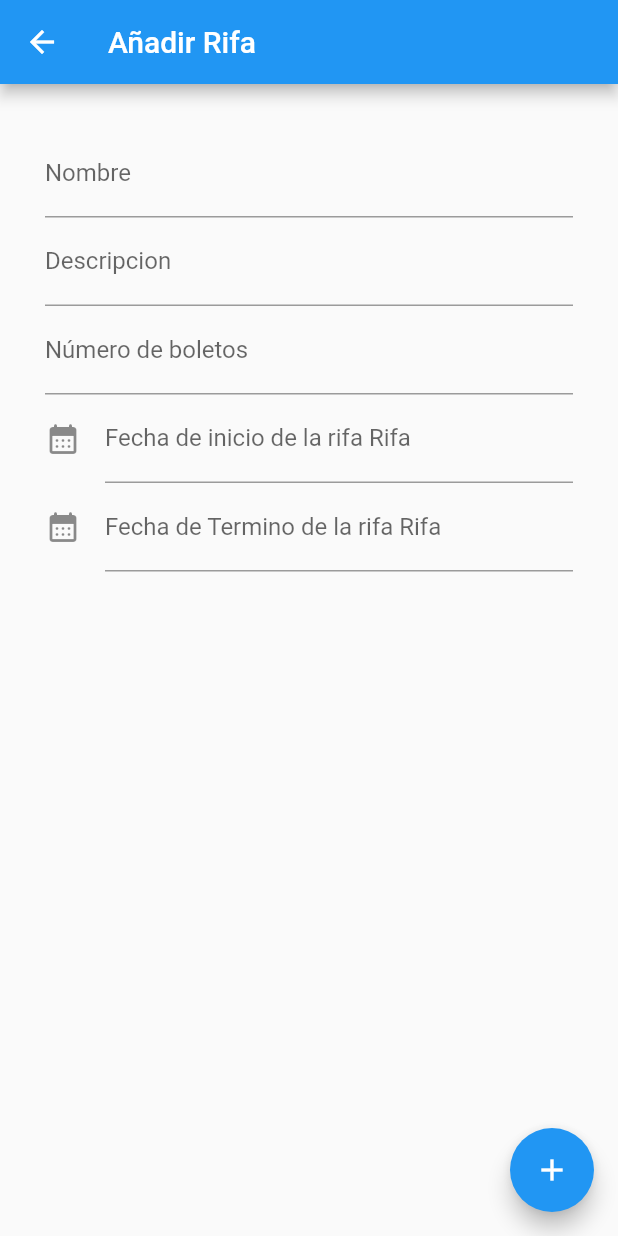
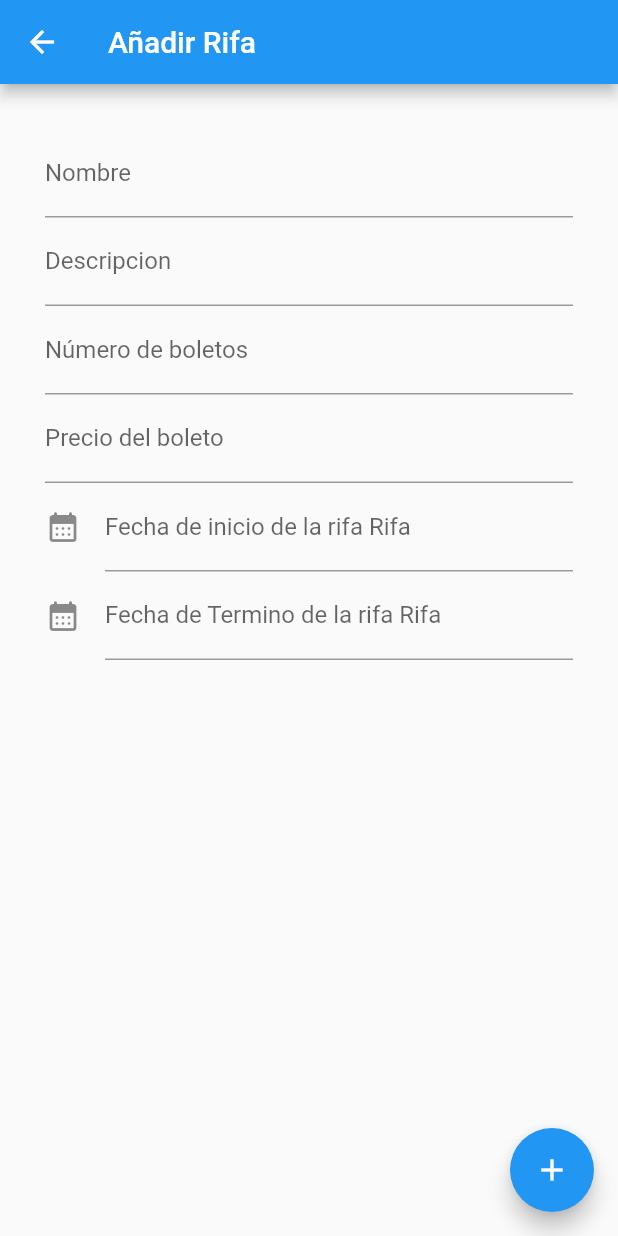
Before and after one commit to JackOrtizS/app, a Flutter app: the AddRifa screen opened directly, on a phone screen of 412 x 824 dp. Run offline on Flutter 3.47's test engine with Material 2 defaults, Android fonts, the phone set to English and light mode, and no system bars; our stand-ins replace firebase_auth, firebase_core, quickalert; missing offline and left inert: dart:ffi; accounts and stored records are empty; network calls fail.

Commit message:
price add in  AddRifan

```diff
--- a/lib/Pages/AddRifa.dart
+++ b/lib/Pages/AddRifa.dart
@@ -52,6 +52,14 @@ class _AddRifaState extends State<AddRifa> {
             ),
 
             TextField(
+              keyboardType: TextInputType.number,
+              decoration: InputDecoration(
+                  labelText: "Precio del boleto",
+                  hintText: "Ingrese el precio de boleto para la rifa"
+              ),
+            ),
+
+            TextField(
               controller: _dateI,
               decoration: const InputDecoration(
                 icon: Icon(Icons.calendar_month_rounded),
```
